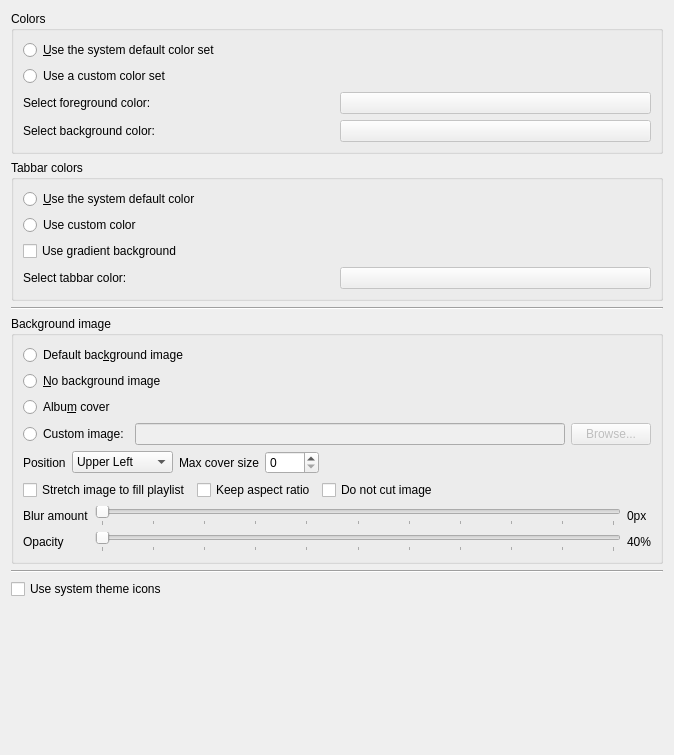
First picture: the form in src/settings/appearancesettingspage.ui, repository strawberrymusicplayer/strawberry, before the edit.
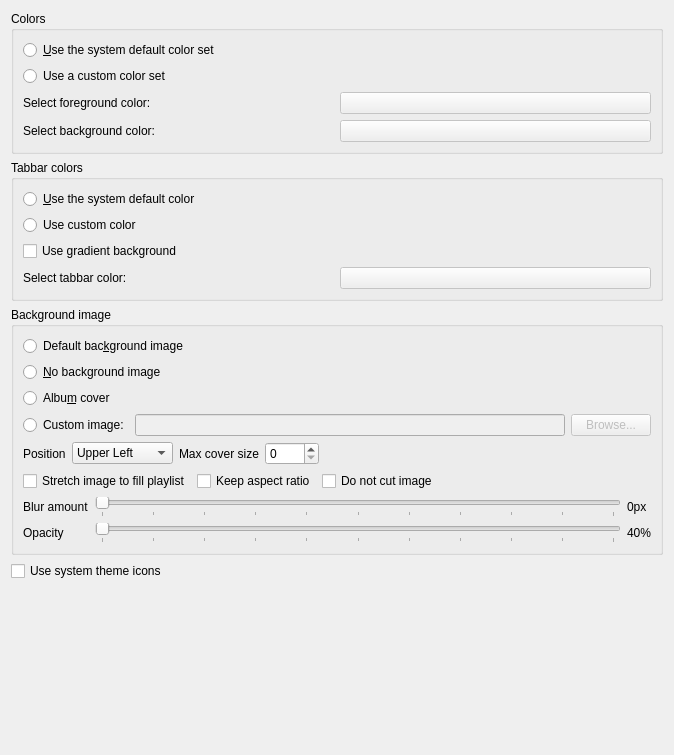
Second picture: the form after the edit.

Commit message: Remove all lines in settings

```diff
--- a/src/settings/appearancesettingspage.ui
+++ b/src/settings/appearancesettingspage.ui
@@ -139,13 +139,6 @@
      </layout>
     </widget>
    </item>
-   <item>
-    <widget class="Line" name="line_1">
-     <property name="orientation">
-      <enum>Qt::Horizontal</enum>
-     </property>
-    </widget>
-   </item>
    <item>
     <widget class="QGroupBox" name="groupbox_background_image">
      <property name="title">
@@ -434,13 +427,6 @@
      </layout>
     </widget>
    </item>
-   <item>
-    <widget class="Line" name="line_2">
-     <property name="orientation">
-      <enum>Qt::Horizontal</enum>
-     </property>
-    </widget>
-   </item>
    <item>
     <widget class="QCheckBox" name="checkbox_system_icons">
      <property name="text">
```
The commit also changes 9 other files.
